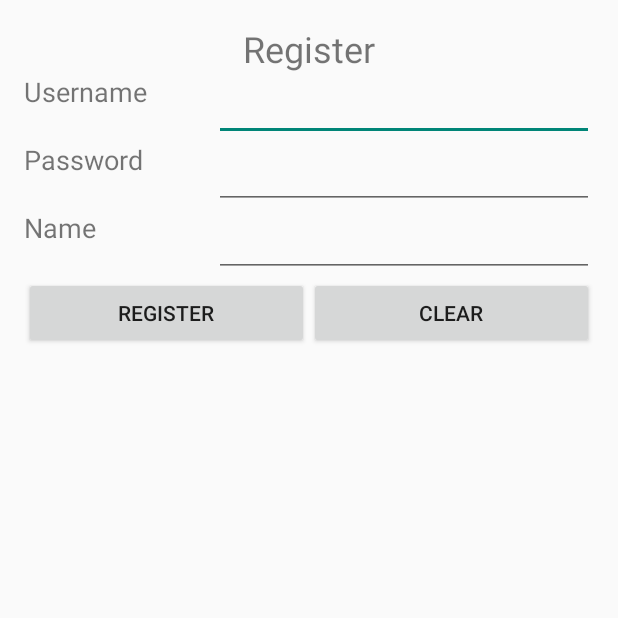
After one commit to lee02177/POSMS, an Android app: the RegisterActivity screen opened directly, with no data from a screen before it, on a phone screen of 412 x 824 dp, the top half of it. The commit adds this screen. Run offline under Robolectric (Android 15) with nearby library versions, the phone set to English and light mode, and no system bars.

Commit message:
Partial Update: Login and Register Page

```diff
--- a/app/src/main/AndroidManifest.xml
+++ b/app/src/main/AndroidManifest.xml
@@ -23,6 +23,7 @@
         </activity>
         <activity android:name=".ProductDetailsActivity" />
         <activity android:name=".LoginActivity" />
+        <activity android:name=".RegisterActivity" />
     </application>
 
 </manifest>
--- a/app/src/main/java/johnleung/posms/LoginActivity.java
+++ b/app/src/main/java/johnleung/posms/LoginActivity.java
@@ -1,17 +1,17 @@
 package johnleung.posms;
 
+import android.content.Intent;
 import android.os.Bundle;
 import android.support.annotation.Nullable;
 import android.support.v7.app.AppCompatActivity;
 import android.util.Log;
+import android.view.View;
 import android.widget.Button;
 
 public class LoginActivity extends AppCompatActivity {
     private String TAG = "ACTION";
+    private boolean login = true;
 
-
-    Button btnLogin = (Button) findViewById(R.id.btnLogin);
-//    Button btnRegister = (Button) findViewById(R.id.btnRegister);
 
     @Override
     public void onCreate(@Nullable Bundle savedInstanceState) {
@@ -21,7 +21,29 @@ public class LoginActivity extends AppCompatActivity {
 
         Log.d(TAG,"Entered Login");
 
+        Button btnLogin = (Button) findViewById(R.id.btnLogin);
+        Button btnRegister = (Button) findViewById(R.id.btnRegister);
+
+        btnLogin.setOnClickListener(new View.OnClickListener() {
+            @Override
+            public void onClick(View view) {
+                if(login){
+                    Intent login = new Intent(LoginActivity.this, MainActivity.class);
+                    startActivity(login);
+                }
+            }
+        });
+
+        btnRegister.setOnClickListener(new View.OnClickListener() {
+            @Override
+            public void onClick(View view) {
+                Intent register = new Intent(LoginActivity.this, RegisterActivity.class);
+                startActivity(register);
+            }
+        });
+
+    }
 
 
-    }
+
 }
--- /dev/null
+++ b/app/src/main/java/johnleung/posms/RegisterActivity.java
@@ -0,0 +1,60 @@
+package johnleung.posms;
+
+import android.os.Bundle;
+import android.os.PersistableBundle;
+import android.support.annotation.Nullable;
+import android.support.v7.app.AppCompatActivity;
+import android.view.View;
+import android.widget.Button;
+
+public class RegisterActivity extends AppCompatActivity {
+    private static String TAG = "ACTION";
+    Button reg, clear;
+
+
+    @Override
+    public void onCreate(@Nullable Bundle savedInstanceState) {
+        super.onCreate(savedInstanceState);
+        setContentView(R.layout.activity_register);
+
+        reg = (Button) findViewById(R.id.btnRegister);
+        clear = (Button) findViewById(R.id.btnClear);
+
+        reg.setOnClickListener(new View.OnClickListener() {
+            @Override
+            public void onClick(View view) {
+
+            }
+        });
+        clear.setOnClickListener(new View.OnClickListener() {
+            @Override
+            public void onClick(View view) {
+
+            }
+        });
+
+    }
+
+//    public void register(View view){
+//        SharedPreferences result = getSharedPreferences("personal",0);
+//
+//        if (result.contains("uid")){
+//            if (result.contains("upwd")) {
+//                AlertDialog.Builder d = new AlertDialog.Builder(MainActivity.this);
+//                d.setTitle("警告!")
+//                        .setMessage("已註冊")
+//                        .setCancelable(false);
+//                d.setPositiveButton("確定", new DialogInterface.OnClickListener() {
+//                    public void onClick(DialogInterface dialog, int which) {
+//
+//                    }
+//                });
+//                d.show();
+//            }
+//        }else {
+//            Intent it = new Intent(MainActivity.this, Main2Activity.class);
+//            startActivity(it);
+//        }
+//    }
+
+}
--- /dev/null
+++ b/app/src/main/res/layout/activity_register.xml
@@ -0,0 +1,121 @@
+<?xml version="1.0" encoding="utf-8"?>
+<LinearLayout xmlns:android="http://schemas.android.com/apk/res/android"
+    xmlns:tools="http://schemas.android.com/tools"
+    android:layout_width="match_parent"
+    android:layout_height="match_parent"
+    android:gravity="center_horizontal"
+    android:orientation="vertical"
+    android:paddingBottom="@dimen/activity_vertical_margin"
+    android:paddingLeft="@dimen/activity_horizontal_margin"
+    android:paddingRight="@dimen/activity_horizontal_margin"
+    android:paddingTop="@dimen/activity_vertical_margin"
+    tools:context=".MainActivity">
+
+    <!-- Login progress -->
+    <!--<ProgressBar-->
+    <!--android:id="@+id/login_progress"-->
+    <!--style="?android:attr/progressBarStyleLarge"-->
+    <!--android:layout_width="wrap_content"-->
+    <!--android:layout_height="wrap_content"-->
+    <!--android:layout_marginBottom="8dp"-->
+    <!--android:visibility="gone" />-->
+
+    <TextView
+        android:id="@+id/title_register"
+        android:layout_width="match_parent"
+        android:layout_height="wrap_content"
+        android:text="@string/register"
+        android:textAlignment="center"
+        android:textSize="24sp" />
+
+    <LinearLayout
+        android:layout_width="match_parent"
+        android:layout_height="wrap_content"
+        android:layout_gravity="center_horizontal">
+
+        <TextView
+            android:id="@+id/register_uid"
+            android:layout_width="match_parent"
+            android:layout_height="match_parent"
+            android:layout_weight="2"
+            android:text="@string/register_username"
+            android:textAlignment="viewStart"
+            android:textSize="18sp" />
+
+        <EditText
+            android:id="@+id/id"
+            android:layout_width="match_parent"
+            android:layout_height="match_parent"
+            android:layout_weight="1"
+            android:inputType="text" />
+
+    </LinearLayout>
+
+    <LinearLayout
+        android:layout_width="match_parent"
+        android:layout_height="wrap_content"
+        android:layout_gravity="center_horizontal">
+
+        <TextView
+            android:id="@+id/register_pwd"
+            android:layout_width="match_parent"
+            android:layout_height="match_parent"
+            android:layout_weight="2"
+            android:text="@string/login_password"
+            android:textAlignment="viewStart"
+            android:textSize="18sp" />
+
+        <EditText
+            android:id="@+id/pwd"
+            android:layout_width="match_parent"
+            android:layout_height="match_parent"
+            android:layout_weight="1"
+            android:inputType="textPassword" />
+    </LinearLayout>
+
+    <LinearLayout
+        android:layout_width="match_parent"
+        android:layout_height="wrap_content"
+        android:layout_gravity="center_horizontal">
+
+        <TextView
+            android:id="@+id/register_name"
+            android:layout_width="match_parent"
+            android:layout_height="match_parent"
+            android:layout_weight="2"
+            android:text="@string/register_name"
+            android:textAlignment="viewStart"
+            android:textSize="18sp" />
+
+        <EditText
+            android:id="@+id/name"
+            android:layout_width="match_parent"
+            android:layout_height="match_parent"
+            android:layout_weight="1"
+            android:inputType="text" />
+    </LinearLayout>
+
+    <LinearLayout
+        android:layout_width="match_parent"
+        android:layout_height="wrap_content"
+        android:gravity="center_horizontal">
+
+        <!--android:onClick="login"/>-->
+
+        <Button
+            android:id="@+id/btnRegister"
+            android:layout_width="wrap_content"
+            android:layout_height="wrap_content"
+            android:layout_weight="1"
+            android:text="@string/register_btn" />
+
+        <Button
+            android:id="@+id/btnClear"
+            android:layout_width="wrap_content"
+            android:layout_height="wrap_content"
+            android:layout_weight="1"
+            android:text="@string/clear_btn"/>
+
+        <!--android:onClick="register"/>-->
+    </LinearLayout>
+</LinearLayout>
--- a/app/src/main/res/values/strings.xml
+++ b/app/src/main/res/values/strings.xml
@@ -14,11 +14,17 @@
     <string name="account_unbind_table">Unbind Table</string>
     <string name="account_logout">Logout</string>
     <string name="account_action_sign_in">Login</string>
-    <string name="login_login_name">Login Name</string>
+    <string name="login_name">Name</string>
     <string name="prompt_password">Password</string>
     <string name="login_btn">Login</string>
     <string name="register_btn">Register</string>
+
+    <!-- Register Page-->
     <string name="login_username">Username</string>
     <string name="login_password">Password</string>
+    <string name="register">Register</string>
+    <string name="register_username">Username</string>
+    <string name="register_name">Name</string>
+    <string name="clear_btn">Clear</string>
 
 </resources>
```
Also changed, not shown: 1 other file.
